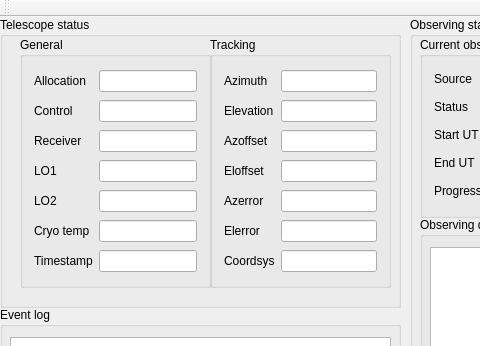
Qt form pulsarobs/mainwindow.ui (varenius/jbo) before a commit; both pictures show x 0 to 480 and y 0 to 346 of the 1221 by 504 pixel window.
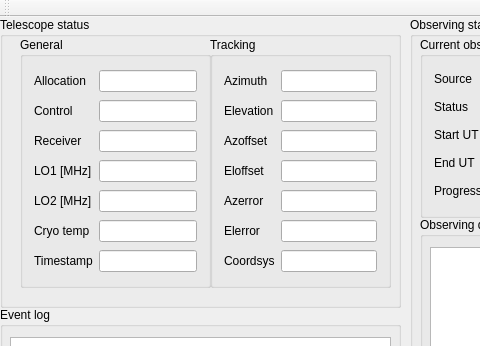
The same form after that commit.

Commit message: LO unit

Diff of the .ui file:
```diff
--- a/pulsarobs/mainwindow.ui
+++ b/pulsarobs/mainwindow.ui
@@ -197,7 +197,7 @@
       <item row="3" column="0">
        <widget class="QLabel" name="label_LO1">
         <property name="text">
-         <string>LO1</string>
+         <string>LO1 [MHz]</string>
         </property>
        </widget>
       </item>
@@ -211,7 +211,7 @@
       <item row="4" column="0">
        <widget class="QLabel" name="label_LO2">
         <property name="text">
-         <string>LO2</string>
+         <string>LO2 [MHz]</string>
         </property>
        </widget>
       </item>
```
The commit also changes 1 other file.
